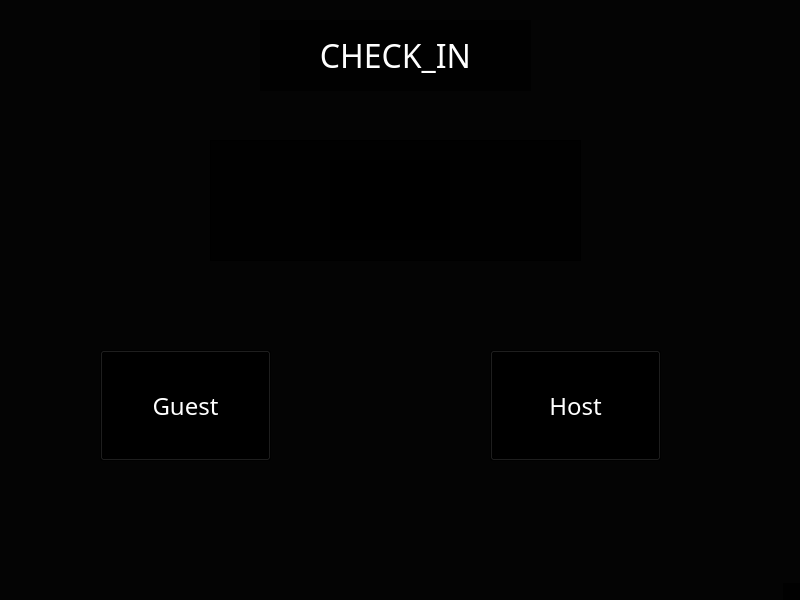
Muyahom/Display, file maindisplay.ui: the form before one commit.
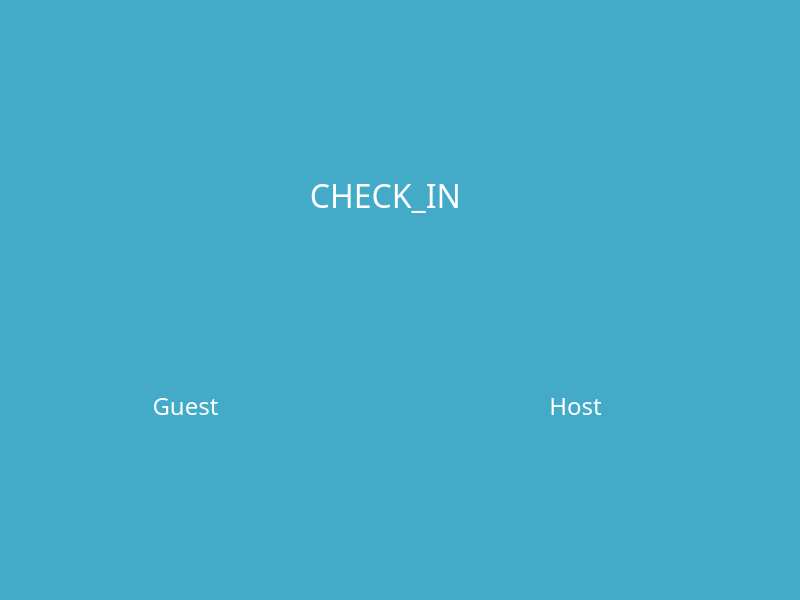
The form after the commit.

What changed in the file:
```diff
--- a/maindisplay.ui
+++ b/maindisplay.ui
@@ -23,7 +23,7 @@
    <string>MainWindow</string>
   </property>
   <property name="styleSheet">
-   <string notr="true">background-color: rgba(0, 0, 0, 191);</string>
+   <string notr="true">background-color: rgb(67, 170, 199);</string>
   </property>
   <property name="locale">
    <locale language="English" country="UnitedStates"/>
@@ -35,7 +35,7 @@
    <bool>false</bool>
   </property>
   <property name="tabShape">
-   <enum>QTabWidget::Rounded</enum>
+   <enum>QTabWidget::Triangular</enum>
   </property>
   <widget class="QWidget" name="centralwidget">
    <widget class="QPushButton" name="btnGuest">
@@ -54,19 +54,23 @@
      </font>
     </property>
     <property name="styleSheet">
-     <string notr="true">color: rgb(255, 255, 255);</string>
+     <string notr="true">color: rgb(255, 255, 255);
+border-color: rgb(255, 255, 10);</string>
     </property>
     <property name="text">
      <string>Guest</string>
     </property>
+    <property name="flat">
+     <bool>true</bool>
+    </property>
    </widget>
    <widget class="QLabel" name="label">
     <property name="geometry">
      <rect>
-      <x>260</x>
-      <y>20</y>
-      <width>271</width>
-      <height>71</height>
+      <x>190</x>
+      <y>90</y>
+      <width>391</width>
+      <height>211</height>
      </rect>
     </property>
     <property name="font">
@@ -95,6 +99,8 @@
      <font>
       <family>BM Jua</family>
       <pointsize>18</pointsize>
+      <weight>50</weight>
+      <bold>false</bold>
      </font>
     </property>
     <property name="styleSheet">
@@ -103,37 +109,11 @@
     <property name="text">
      <string>Host</string>
     </property>
-   </widget>
-   <widget class="QLabel" name="Layout">
-    <property name="geometry">
-     <rect>
-      <x>210</x>
-      <y>140</y>
-      <width>371</width>
-      <height>121</height>
-     </rect>
+    <property name="default">
+     <bool>false</bool>
     </property>
-    <property name="font">
-     <font>
-      <family>BM Jua</family>
-      <pointsize>24</pointsize>
-     </font>
-    </property>
-    <property name="frameShape">
-     <enum>QFrame::Box</enum>
-    </property>
-    <property name="text">
-     <string/>
-    </property>
-   </widget>
-   <widget class="QWidget" name="widget" native="true">
-    <property name="geometry">
-     <rect>
-      <x>330</x>
-      <y>160</y>
-      <width>120</width>
-      <height>80</height>
-     </rect>
+    <property name="flat">
+     <bool>true</bool>
     </property>
    </widget>
   </widget>
```
Left out of the diff: 3 changed lines with no effect on the pictures.
